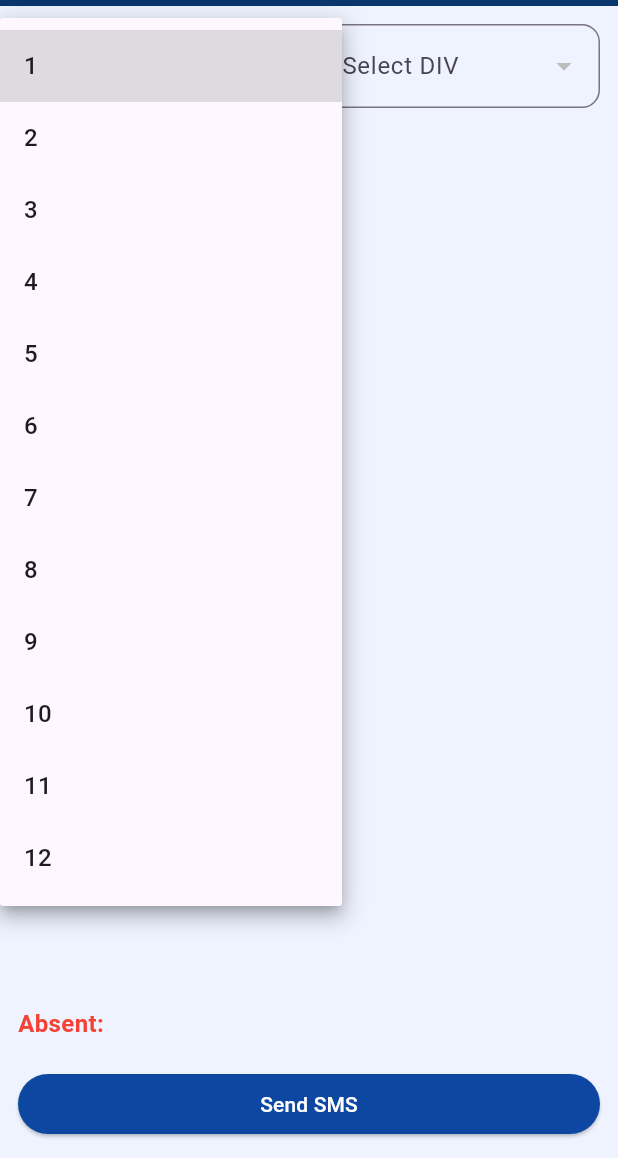
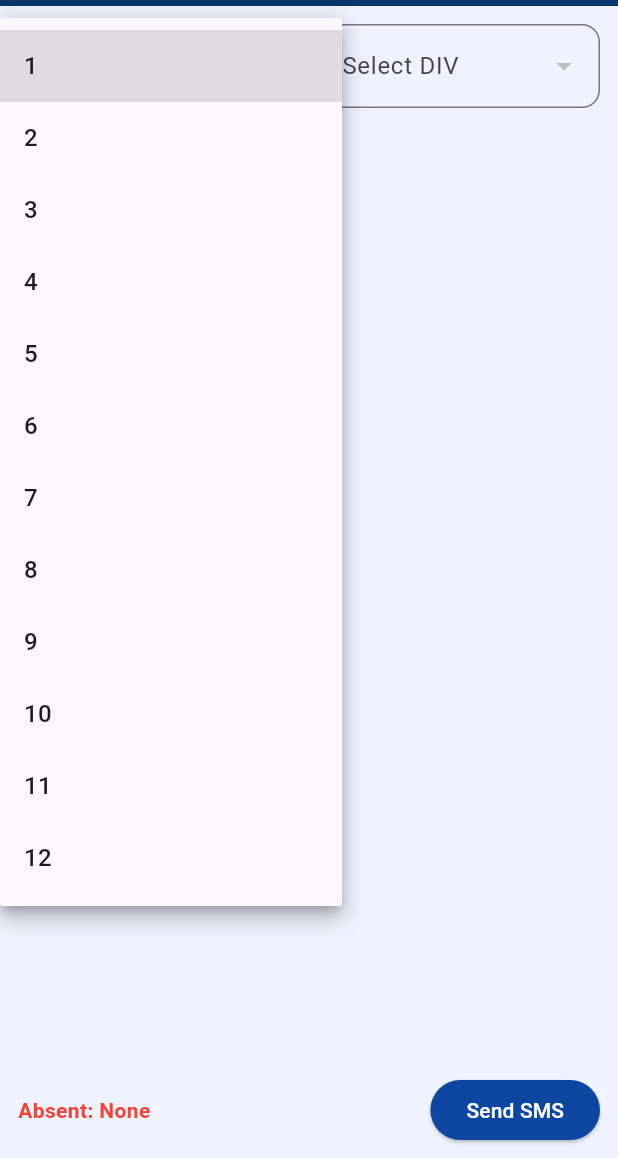
Before and after one commit to vidyakunj/vidyakunj-full-ready, a Flutter app: the NewAttendanceScreen screen opened directly, after a tap on "Select STD", on a phone screen of 412 x 824 dp, the part 78-1236 px from its top. Run offline on Flutter 3.47's test engine with Material 3 defaults, Android fonts, the phone set to English and light mode, and no system bars; our stand-ins replace csv, file_picker, shared_preferences; accounts and stored records are empty.

Commit message:
Update new_attendance_screen.dart

```diff
--- a/lib/screens/new_attendance_screen.dart
+++ b/lib/screens/new_attendance_screen.dart
@@ -252,25 +252,28 @@ class _NewAttendanceScreenState extends State<NewAttendanceScreen> {
                   ),
           ),
           Padding(
-            padding: const EdgeInsets.symmetric(horizontal: 12.0, vertical: 6),
-            child: Align(
-              alignment: Alignment.centerLeft,
-              child: Text(
-                "Absent: ${absentRollNumbers.join(', ')}",
-                style: const TextStyle(fontSize: 16, fontWeight: FontWeight.w600, color: Colors.red),
-              ),
-            ),
-          ),
-          Padding(
-            padding: const EdgeInsets.all(12),
+            padding: const EdgeInsets.symmetric(horizontal: 12, vertical: 8),
             child: Row(
               children: [
                 Expanded(
-                  child: ElevatedButton(
-                    style: ElevatedButton.styleFrom(backgroundColor: Colors.blue.shade900),
-                    onPressed: _saveAttendance,
-                    child: const Text("Send SMS", style: TextStyle(color: Colors.white)),
+                  child: Align(
+                    alignment: Alignment.centerLeft,
+                    child: Text(
+                      absentRollNumbers.isEmpty
+                          ? "Absent: None"
+                          : "Absent (${absentRollNumbers.length}): ${absentRollNumbers.join(', ')}",
+                      style: const TextStyle(
+                        color: Colors.red,
+                        fontSize: 14,
+                        fontWeight: FontWeight.bold,
+                      ),
+                    ),
                   ),
+                ),
+                ElevatedButton(
+                  style: ElevatedButton.styleFrom(backgroundColor: Colors.blue.shade900),
+                  onPressed: _saveAttendance,
+                  child: const Text("Send SMS", style: TextStyle(color: Colors.white)),
                 ),
               ],
             ),
```
